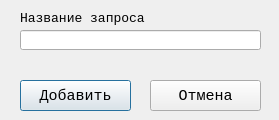
Old version of the form PyQTForms/NewRequestForm.ui in the repository ruzyqwerty/helpdeskonpython.
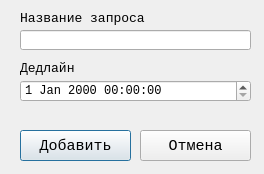
New version of the form.

Commit message: new function - deadline and setting all things

What changed in the file:
```diff
--- a/PyQTForms/NewRequestForm.ui
+++ b/PyQTForms/NewRequestForm.ui
@@ -6,14 +6,14 @@
    <rect>
     <x>0</x>
     <y>0</y>
-    <width>279</width>
-    <height>120</height>
+    <width>264</width>
+    <height>174</height>
    </rect>
   </property>
   <property name="maximumSize">
    <size>
-    <width>279</width>
-    <height>120</height>
+    <width>5555</width>
+    <height>5555</height>
    </size>
   </property>
   <property name="font">
@@ -28,7 +28,7 @@
    <property name="geometry">
     <rect>
      <x>20</x>
-     <y>80</y>
+     <y>130</y>
      <width>111</width>
      <height>31</height>
     </rect>
@@ -46,8 +46,8 @@
   <widget class="QPushButton" name="btnCancel">
    <property name="geometry">
     <rect>
-     <x>150</x>
-     <y>80</y>
+     <x>140</x>
+     <y>130</y>
      <width>111</width>
      <height>31</height>
     </rect>
@@ -66,7 +66,7 @@
     <rect>
      <x>20</x>
      <y>30</y>
-     <width>241</width>
+     <width>231</width>
      <height>20</height>
     </rect>
    </property>
@@ -93,8 +93,8 @@
    <property name="geometry">
     <rect>
      <x>20</x>
-     <y>60</y>
-     <width>241</width>
+     <y>110</y>
+     <width>231</width>
      <height>16</height>
     </rect>
    </property>
@@ -107,6 +107,34 @@
     <string/>
    </property>
   </widget>
+  <widget class="QDateTimeEdit" name="dteDeadline">
+   <property name="geometry">
+    <rect>
+     <x>20</x>
+     <y>80</y>
+     <width>231</width>
+     <height>22</height>
+    </rect>
+   </property>
+  </widget>
+  <widget class="QLabel" name="lblDeadline">
+   <property name="geometry">
+    <rect>
+     <x>20</x>
+     <y>60</y>
+     <width>241</width>
+     <height>16</height>
+    </rect>
+   </property>
+   <property name="font">
+    <font>
+     <pointsize>10</pointsize>
+    </font>
+   </property>
+   <property name="text">
+    <string>Дедлайн</string>
+   </property>
+  </widget>
  </widget>
  <resources/>
  <connections/>
```
The commit also changes 4 other files.
